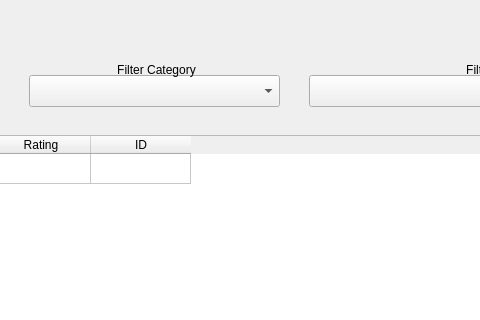
First picture: the form in src/mainwindow.ui, repository minorsecond/BuzzBot, before the edit; both pictures show x 731 to 1211 and y 215 to 535 of the 1397 by 686 pixel window.
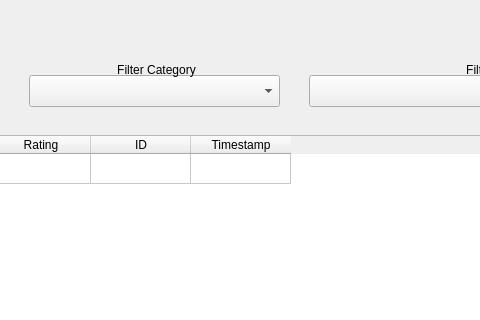
Second picture: the form after the edit.

Commit message: Add timestamp field

Patch:
```diff
--- a/src/mainwindow.ui
+++ b/src/mainwindow.ui
@@ -289,6 +289,11 @@
       <string>ID</string>
      </property>
     </column>
+    <column>
+     <property name="text">
+      <string>Timestamp</string>
+     </property>
+    </column>
     <item row="0" column="0">
      <property name="text">
       <string>09/07/2020</string>
```
The commit also changes 2 other files.
